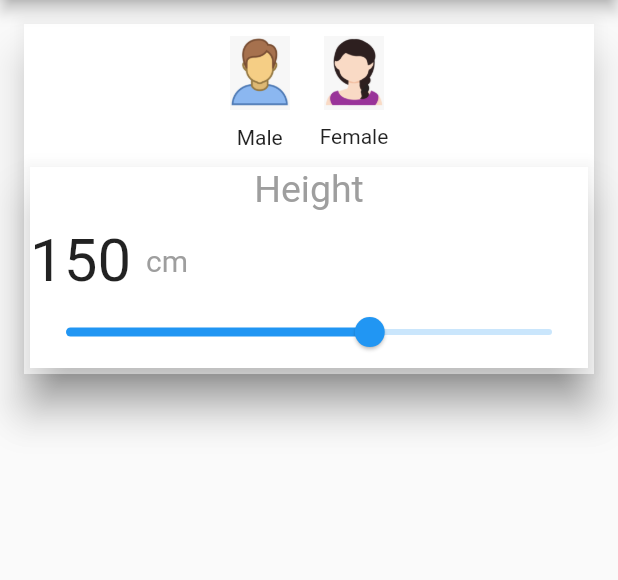
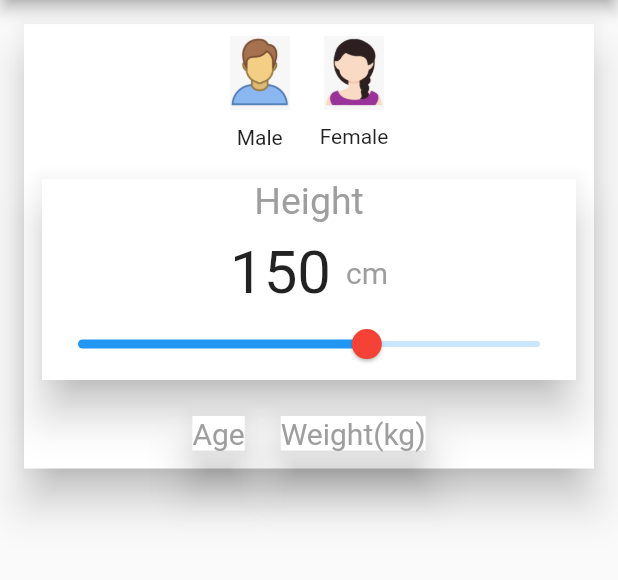
Before and after one commit to Nayemuzzaman/bmi_calculator_flutter, a Flutter app: the screen it shows after launch, on a phone screen of 412 x 824 dp, the part 84-664 px from its top. Run offline on Flutter 3.47's test engine with Material 2 defaults, Android fonts, the phone set to English and light mode, and no system bars; missing offline and left inert: flutter_3d_choice_chip.

Commit message:
gender,height,weight ui

```diff
--- a/lib/screens/home_screen.dart
+++ b/lib/screens/home_screen.dart
@@ -1,3 +1,4 @@
+import 'package:bmi_calculator_flutter/widgets/age_weight_widget.dart';
 import 'package:bmi_calculator_flutter/widgets/gender_widget.dart';
 import 'package:bmi_calculator_flutter/widgets/height_widget.dart';
 import 'package:flutter/material.dart';
@@ -12,6 +13,8 @@ class HomeScreen extends StatefulWidget {
 class _HomeScreenState extends State<HomeScreen> {
   int _gender = 0;
   int _height = 150;
+  int _age = 30;
+  int _weight = 50;
 
   @override
   Widget build(BuildContext context) {
@@ -36,6 +39,30 @@ class _HomeScreenState extends State<HomeScreen> {
                 HeightWidget(onChange: (heightVal) {
                   _height = heightVal;
                 }),
+                Row(
+                  mainAxisAlignment: MainAxisAlignment.center,
+                  children: [
+                    AgeWeightWidget(
+                      onChange: (ageVal) {
+                        _weight = ageVal;
+                      },
+                      title: "Age",
+                      initValue: 30,
+                      min: 0,
+                      max: 100
+                     ),
+                    AgeWeightWidget(
+                      onChange: (weightVal) {
+                        _weight = weightVal;
+                      },
+                      title: "Weight(kg)",
+                      initValue: 50,
+                      min: 0,
+                      max: 200
+                    ),
+
+                  ],
+                )
               ],
             ),
           ),
--- /dev/null
+++ b/lib/widgets/age_weight_widget.dart
@@ -0,0 +1,45 @@
+import 'package:flutter/material.dart';
+
+class AgeWeightWidget extends StatefulWidget {
+  final Function(int) onChange;
+
+  final String title;
+  final int initValue;
+  final int min;
+  final int max;
+
+  const AgeWeightWidget(
+      {Key? key,
+      required this.onChange,
+      required this.title,
+      required this.initValue,
+      required this.min,
+      required this.max})
+      : super(key: key);
+
+  @override
+  State<AgeWeightWidget> createState() => _AgeWeightWidgetState();
+}
+
+class _AgeWeightWidgetState extends State<AgeWeightWidget> {
+  int counter = 0;
+
+  @override
+  Widget build(BuildContext context) {
+    return Padding(
+      padding: const EdgeInsets.all(8.0),
+      child: Card(
+        elevation: 12,
+        shape: const RoundedRectangleBorder(),
+        child: Column(
+          children: [
+            Text(
+              widget.title,
+              style: const TextStyle(fontSize: 20, color: Colors.grey),
+            ),
+          ],
+        ),
+      ),
+    );
+  }
+}
--- a/lib/widgets/height_widget.dart
+++ b/lib/widgets/height_widget.dart
@@ -14,7 +14,9 @@ class _HeightWidgetState extends State<HeightWidget> {
 
   @override
   Widget build(BuildContext context) {
-    return Card(
+    return Padding(
+      padding: const EdgeInsets.all(8.0),
+      child: Card(
         elevation: 12,
         shape: const RoundedRectangleBorder(),
         child: Column(
@@ -27,6 +29,7 @@ class _HeightWidgetState extends State<HeightWidget> {
               height: 10,
             ),
             Row(
+              mainAxisAlignment: MainAxisAlignment.center,
               children: [
                 Text(
                   _height.toString(),
@@ -45,6 +48,7 @@ class _HeightWidgetState extends State<HeightWidget> {
                 min: 0,
                 max: 240,
                 value: _height.toDouble(),
+                thumbColor: Colors.red,
                 onChanged: (value) {
                   setState(() {
                     _height = value.toInt();
@@ -53,6 +57,7 @@ class _HeightWidgetState extends State<HeightWidget> {
                 })
           ],
         ),
+      ),
     );
   }
 }
```
Lines whose indentation alone changed are shown as unchanged.
